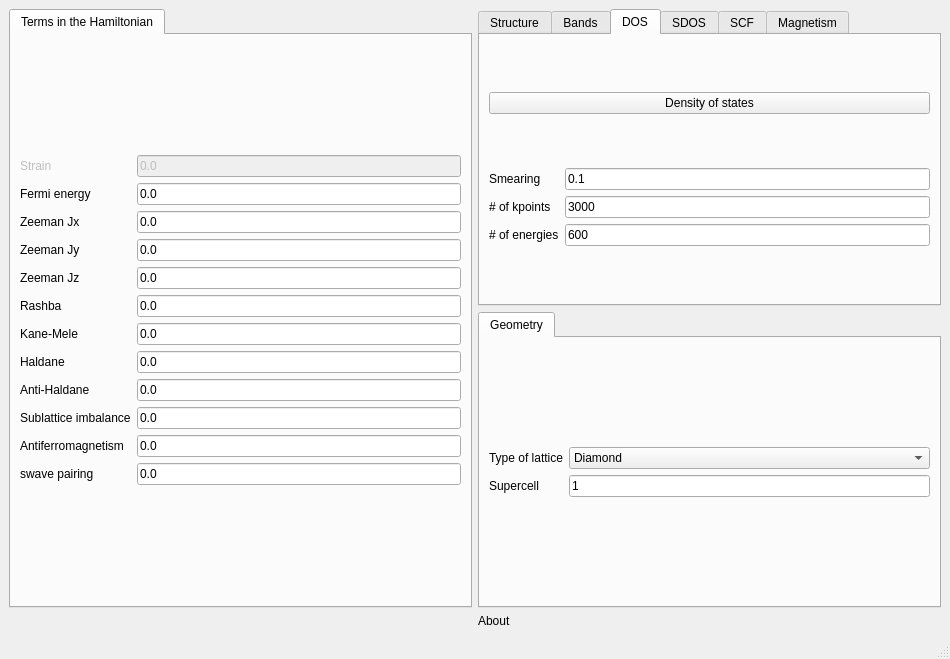
joselado/quantum-honeycomp, file development/interface-pyqt/3d/interface.ui: the form before one commit.
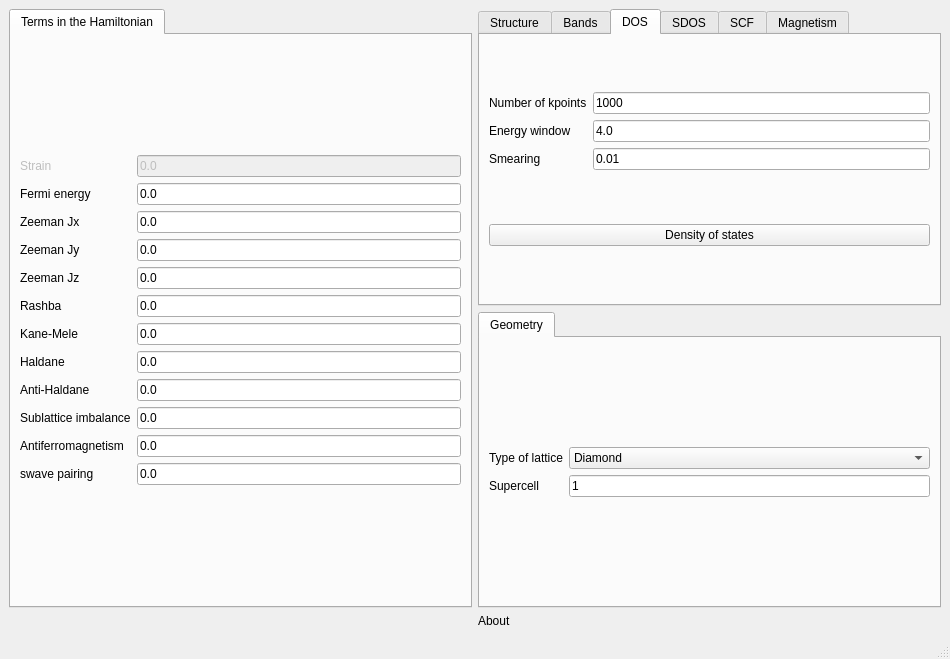
The form after the commit. The open tabs and pages were chosen to show the change.

Patch:
```diff
--- a/development/interface-pyqt/3d/interface.ui
+++ b/development/interface-pyqt/3d/interface.ui
@@ -321,6 +321,30 @@
             </property>
            </widget>
           </item>
+          <item row="0" column="0">
+           <widget class="QLabel" name="label_15">
+            <property name="text">
+             <string>Operator</string>
+            </property>
+           </widget>
+          </item>
+          <item row="2" column="1">
+           <widget class="QLineEdit" name="nk_bands">
+            <property name="text">
+             <string>100</string>
+            </property>
+           </widget>
+          </item>
+          <item row="1" column="0">
+           <widget class="QLabel" name="label_16">
+            <property name="text">
+             <string>Colormap</string>
+            </property>
+           </widget>
+          </item>
+          <item row="1" column="1">
+           <widget class="QComboBox" name="bands_colormap"/>
+          </item>
          </layout>
         </item>
        </layout>
@@ -329,67 +353,67 @@
        <attribute name="title">
         <string>DOS</string>
        </attribute>
-       <layout class="QGridLayout" name="gridLayout_13">
+       <layout class="QGridLayout" name="gridLayout_5">
         <item row="0" column="0">
+         <layout class="QGridLayout" name="gridLayout_36">
+          <item row="0" column="0">
+           <widget class="QLabel" name="label_50">
+            <property name="text">
+             <string>Number of kpoints</string>
+            </property>
+           </widget>
+          </item>
+          <item row="2" column="1">
+           <widget class="QLineEdit" name="dos_delta">
+            <property name="text">
+             <string>0.01</string>
+            </property>
+           </widget>
+          </item>
+          <item row="1" column="1">
+           <widget class="QLineEdit" name="dos_ewindow">
+            <property name="text">
+             <string>4.0</string>
+            </property>
+           </widget>
+          </item>
+          <item row="1" column="0">
+           <widget class="QLabel" name="label_51">
+            <property name="text">
+             <string>Energy window</string>
+            </property>
+           </widget>
+          </item>
+          <item row="2" column="0">
+           <widget class="QLabel" name="label_48">
+            <property name="text">
+             <string>Smearing</string>
+            </property>
+           </widget>
+          </item>
+          <item row="0" column="1">
+           <widget class="QLineEdit" name="dos_nk">
+            <property name="text">
+             <string>1000</string>
+            </property>
+           </widget>
+          </item>
+         </layout>
+        </item>
+        <item row="1" column="0">
          <widget class="QPushButton" name="show_dos">
           <property name="text">
            <string>Density of states</string>
           </property>
          </widget>
         </item>
-        <item row="1" column="0">
-         <layout class="QGridLayout" name="gridLayout_5">
-          <item row="0" column="0">
-           <widget class="QLabel" name="label_16">
-            <property name="text">
-             <string>Smearing</string>
-            </property>
-           </widget>
-          </item>
-          <item row="0" column="1">
-           <widget class="QLineEdit" name="smearing_dos">
-            <property name="text">
-             <string>0.1</string>
-            </property>
-           </widget>
-          </item>
-          <item row="1" column="1">
-           <widget class="QLineEdit" name="nk_dos">
-            <property name="text">
-             <string>3000</string>
-            </property>
-           </widget>
-          </item>
-          <item row="1" column="0">
-           <widget class="QLabel" name="label_2">
-            <property name="text">
-             <string># of kpoints</string>
-            </property>
-           </widget>
-          </item>
-          <item row="2" column="1">
-           <widget class="QLineEdit" name="ne_dos">
-            <property name="text">
-             <string>600</string>
-            </property>
-           </widget>
-          </item>
-          <item row="2" column="0">
-           <widget class="QLabel" name="label_17">
-            <property name="text">
-             <string># of energies</string>
-            </property>
-           </widget>
-          </item>
-         </layout>
-        </item>
        </layout>
       </widget>
       <widget class="QWidget" name="tab">
        <attribute name="title">
         <string>SDOS</string>
        </attribute>
-       <layout class="QGridLayout" name="gridLayout_14">
+       <layout class="QGridLayout" name="gridLayout_13">
         <item row="0" column="0">
          <layout class="QGridLayout" name="gridLayout_9">
           <item row="0" column="1">
```
Left out of the diff: 85 changed lines with no effect on the pictures.
